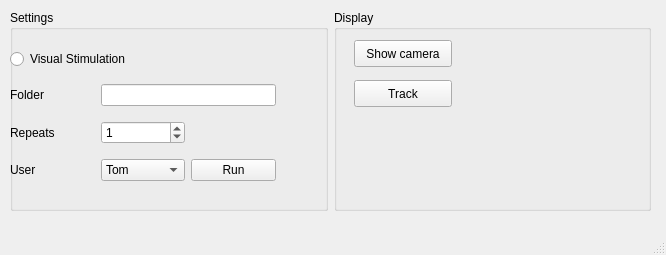
First picture: the form in form/mainwindow.ui, repository dafishcode/rec2track_qt, before the edit.
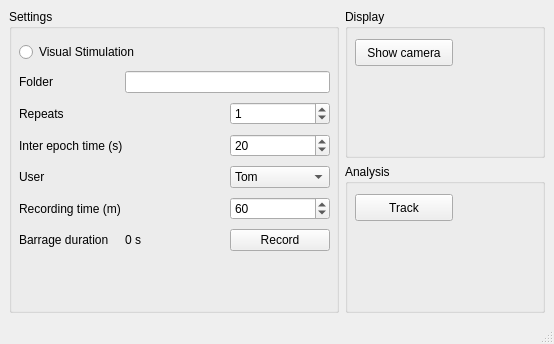
Second picture: the form after the edit.

Patch:
```diff
--- a/form/mainwindow.ui
+++ b/form/mainwindow.ui
@@ -6,36 +6,35 @@
    <rect>
     <x>0</x>
     <y>0</y>
-    <width>666</width>
-    <height>255</height>
+    <width>554</width>
+    <height>344</height>
    </rect>
   </property>
   <property name="windowTitle">
    <string>Rec2Track</string>
   </property>
   <widget class="QWidget" name="centralwidget">
-   <widget class="QWidget" name="horizontalLayoutWidget">
-    <property name="geometry">
-     <rect>
-      <x>10</x>
-      <y>10</y>
-      <width>641</width>
-      <height>201</height>
-     </rect>
-    </property>
+   <layout class="QGridLayout" name="gridLayout">
+    <item row="0" column="0">
     <layout class="QHBoxLayout" name="horizontalLayout">
      <item>
       <widget class="QGroupBox" name="groupBox_2">
+        <property name="minimumSize">
+         <size>
+          <width>330</width>
+          <height>0</height>
+         </size>
+        </property>
        <property name="title">
         <string>Settings</string>
        </property>
        <widget class="QWidget" name="gridLayoutWidget_2">
         <property name="geometry">
          <rect>
-          <x>0</x>
+           <x>10</x>
           <y>30</y>
-          <width>266</width>
-          <height>152</height>
+           <width>311</width>
+           <height>216</height>
          </rect>
         </property>
         <layout class="QGridLayout" name="gridLayout_4">
@@ -56,50 +55,92 @@
            </property>
           </widget>
          </item>
-         <item row="5" column="1">
-          <widget class="QComboBox" name="comboBox">
-           <item>
-            <property name="text">
-             <string>Tom</string>
+          <item row="5" column="2">
+           <widget class="QSpinBox" name="spinBox_inter_epoch">
+            <property name="value">
+             <number>20</number>
             </property>
-           </item>
-           <item>
-            <property name="text">
-             <string>Rachel</string>
-            </property>
-           </item>
-           <item>
-            <property name="text">
-             <string>Dominic</string>
-            </property>
-           </item>
-          </widget>
-         </item>
-         <item row="4" column="0">
+           </widget>
+          </item>
+          <item row="4" column="0" colspan="2">
           <widget class="QLabel" name="label_2">
            <property name="text">
             <string>Repeats</string>
            </property>
           </widget>
          </item>
-         <item row="4" column="1">
+          <item row="5" column="0" colspan="2">
+           <widget class="QLabel" name="label_4">
+            <property name="text">
+             <string>Inter epoch time (s)</string>
+            </property>
+           </widget>
+          </item>
+          <item row="8" column="1">
+           <widget class="QLabel" name="Duration">
+            <property name="text">
+             <string>0 s</string>
+            </property>
+           </widget>
+          </item>
+          <item row="4" column="2">
           <widget class="QSpinBox" name="repeats">
            <property name="value">
             <number>1</number>
            </property>
           </widget>
          </item>
-         <item row="5" column="0">
+          <item row="6" column="0" colspan="2">
           <widget class="QLabel" name="label_3">
            <property name="text">
             <string>User</string>
            </property>
           </widget>
          </item>
-         <item row="5" column="2">
+          <item row="8" column="0">
+           <widget class="QLabel" name="label_5">
+            <property name="text">
+             <string>Barrage duration</string>
+            </property>
+           </widget>
+          </item>
+          <item row="8" column="2">
           <widget class="QPushButton" name="pushButton_2">
            <property name="text">
-            <string>Run</string>
+             <string>Record</string>
+            </property>
+           </widget>
+          </item>
+          <item row="6" column="2">
+           <widget class="QComboBox" name="comboBox">
+            <item>
+             <property name="text">
+              <string>Tom</string>
+             </property>
+            </item>
+            <item>
+             <property name="text">
+              <string>Rachel</string>
+             </property>
+            </item>
+            <item>
+             <property name="text">
+              <string>Dominic</string>
+             </property>
+            </item>
+           </widget>
+          </item>
+          <item row="7" column="0" colspan="2">
+           <widget class="QLabel" name="label_6">
+            <property name="text">
+             <string>Recording time (m)</string>
+            </property>
+           </widget>
+          </item>
+          <item row="7" column="2">
+           <widget class="QSpinBox" name="spinBox_rectime">
+            <property name="value">
+             <number>60</number>
            </property>
           </widget>
          </item>
@@ -108,14 +149,34 @@
       </widget>
      </item>
      <item>
+       <layout class="QGridLayout" name="gridLayout_2">
+        <property name="sizeConstraint">
+         <enum>QLayout::SetDefaultConstraint</enum>
+        </property>
+        <property name="rightMargin">
+         <number>0</number>
+        </property>
+        <item row="0" column="0">
       <widget class="QGroupBox" name="groupBox">
+          <property name="minimumSize">
+           <size>
+            <width>120</width>
+            <height>100</height>
+           </size>
+          </property>
+          <property name="maximumSize">
+           <size>
+            <width>16777215</width>
+            <height>16777215</height>
+           </size>
+          </property>
        <property name="title">
         <string>Display</string>
        </property>
        <widget class="QPushButton" name="pushButton">
         <property name="geometry">
          <rect>
-          <x>20</x>
+             <x>10</x>
           <y>30</y>
           <width>98</width>
           <height>27</height>
@@ -125,11 +186,30 @@
          <string>Show camera</string>
         </property>
        </widget>
+         </widget>
+        </item>
+        <item row="1" column="0">
+         <widget class="QGroupBox" name="groupBox_3">
+          <property name="minimumSize">
+           <size>
+            <width>120</width>
+            <height>100</height>
+           </size>
+          </property>
+          <property name="maximumSize">
+           <size>
+            <width>16777215</width>
+            <height>16777215</height>
+           </size>
+          </property>
+          <property name="title">
+           <string>Analysis</string>
+          </property>
        <widget class="QPushButton" name="pushButton_3">
         <property name="geometry">
          <rect>
-          <x>20</x>
-          <y>70</y>
+             <x>10</x>
+             <y>30</y>
           <width>98</width>
           <height>27</height>
          </rect>
@@ -141,7 +221,10 @@
       </widget>
      </item>
     </layout>
-   </widget>
+      </item>
+     </layout>
+    </item>
+   </layout>
   </widget>
   <widget class="QMenuBar" name="menubar">
    <property name="geometry">
```
Left out of the diff: 2 changed lines with no effect on the pictures. Lines whose indentation alone changed are shown as unchanged.
